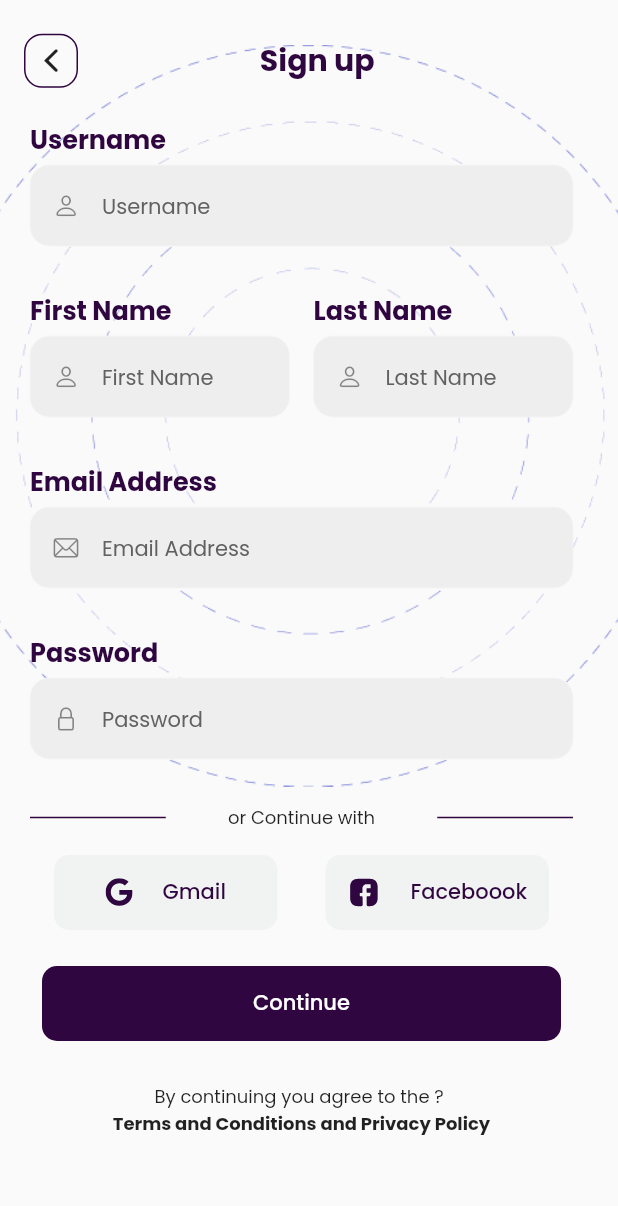
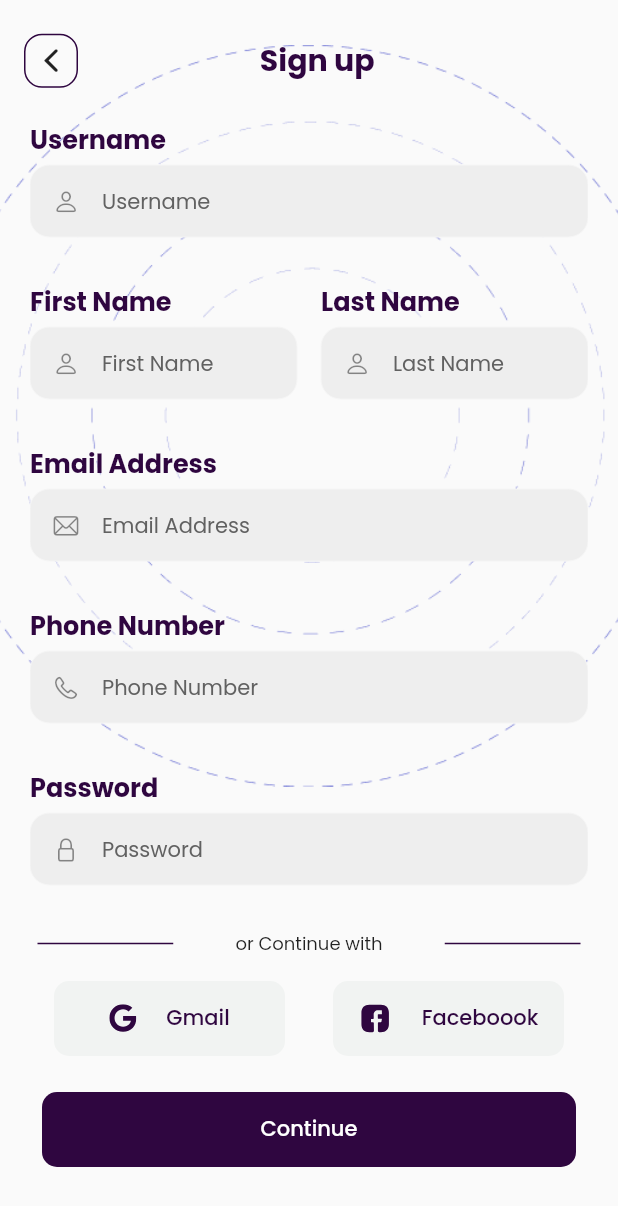
Before and after one commit to nandgreat/COZAKeyLogAppMobileApp, a Flutter app: the screen it shows after launch, after a tap on "Leg's get started", on a phone screen of 412 x 824 dp. Shown: the top 1206 px of the screen. Run offline on Flutter 3.47's test engine with Material 2 defaults, Android fonts, the phone set to English and light mode, and no system bars; our stand-ins replace awesome_bottom_bar, connectivity_plus, expandable_page_view, flutter_secure_storage, flutter_spinkit, flutter_svg and 2 more; project files that could hold a hidden picture were left out.

Commit message:
Signup completed

```diff
--- a/lib/components/custom_text_input.dart
+++ b/lib/components/custom_text_input.dart
@@ -102,10 +102,10 @@ class _CustomTextFieldState extends State<CustomTextField> {
                   fontSize: 14.0,
                   fontWeight: FontWeight.w200),
               contentPadding: EdgeInsets.only(
-                  top: 20,
+                  top: 10,
                   bottom: bottomPaddingToError,
-                  left: 20.0,
-                  right: 20.0),
+                  left: 10.0,
+                  right: 10.0),
               isDense: true,
               errorStyle: const TextStyle(color: Colors.red, fontSize: 12.0),
               errorBorder: OutlineInputBorder(
--- a/lib/data/repositories/auth.dart
+++ b/lib/data/repositories/auth.dart
@@ -1,4 +1,5 @@
 import 'package:coza_app/models/login/LoginRequest.dart';
+import 'package:coza_app/models/signup/SignupRequest.dart';
 import 'package:coza_app/utils/endpoints.dart';
 import 'package:get/get.dart';
 
@@ -11,4 +12,8 @@ class AuthRepository extends GetxService {
     String url = Endpoints.LOGIN;
     return apiClient.postRequest(url: url, data: body.toJson());
   }
+  Future<Response> signup(SignupRequest body) async {
+    String url = Endpoints.REGISTER;
+    return apiClient.postRequest(url: url, data: body.toJson());
+  }
 }
--- /dev/null
+++ b/lib/models/signup/SignupRequest.dart
@@ -0,0 +1,44 @@
+class SignupRequest {
+  SignupRequest({
+      this.firstName,
+      this.lastName,
+      this.username,
+      this.password,
+      this.country,
+      this.email,
+      this.referredBy,
+      this.phone,});
+
+  SignupRequest.fromJson(dynamic json) {
+    firstName = json['firstName'];
+    lastName = json['lastName'];
+    username = json['username'];
+    password = json['password'];
+    country = json['country'];
+    email = json['email'];
+    referredBy = json['referred_by'];
+    phone = json['phone'];
+  }
+  String? firstName;
+  String? lastName;
+  String? username;
+  String? password;
+  String? country;
+  String? email;
+  String? referredBy;
+  int? phone;
+
+  Map<String, dynamic> toJson() {
+    final map = <String, dynamic>{};
+    map['firstName'] = firstName;
+    map['lastName'] = lastName;
+    map['username'] = username;
+    map['password'] = password;
+    map['country'] = country;
+    map['email'] = email;
+    map['referred_by'] = referredBy;
+    map['phone'] = phone;
+    return map;
+  }
+
+}
--- /dev/null
+++ b/lib/models/signup/SignupResponse.dart
@@ -0,0 +1,20 @@
+class SignupResponse {
+  SignupResponse({
+      this.status,
+      this.message,});
+
+  SignupResponse.fromJson(dynamic json) {
+    status = json['status'];
+    message = json['message'];
+  }
+  String? status;
+  String? message;
+
+  Map<String, dynamic> toJson() {
+    final map = <String, dynamic>{};
+    map['status'] = status;
+    map['message'] = message;
+    return map;
+  }
+
+}
--- a/lib/modules/home/home_bindings.dart
+++ b/lib/modules/home/home_bindings.dart
@@ -1,5 +1,5 @@
 
-import 'package:coza_app/modules/login/controller/login_controller.dart';
+import 'package:coza_app/modules/login/login_controller.dart';
 import 'package:get/get.dart';
 
 import 'home_controller.dart';
--- a/lib/modules/landing/landing_screen.dart
+++ b/lib/modules/landing/landing_screen.dart
@@ -18,10 +18,8 @@ class LandingScreen extends StatefulWidget {
 }
 
 class _LandingScreenState extends State<LandingScreen> {
-
   @override
   void initState() {
-
     getUserInfo();
 
     super.initState();
@@ -33,7 +31,7 @@ class _LandingScreenState extends State<LandingScreen> {
 
     logItem(user);
 
-    if(user != null){
+    if (user != null) {
       Get.to(HomeScreen());
     }
   }
@@ -91,7 +89,7 @@ class _LandingScreenState extends State<LandingScreen> {
                         ),
                         TextButton(
                             onPressed: () {
-                              Get.to(const SignupScreen());
+                              Get.to(SignupScreen());
                             },
                             child: Container(
                               width: 200,
--- a/lib/modules/login/login_bindings.dart
+++ b/lib/modules/login/login_bindings.dart
@@ -1,5 +1,5 @@
 
-import 'package:coza_app/modules/login/controller/login_controller.dart';
+import 'package:coza_app/modules/login/login_controller.dart';
 import 'package:get/get.dart';
 
 class LoginBinding extends Bindings {
--- a/lib/modules/login/controller/login_controller.dart
+++ b/lib/modules/login/login_controller.dart
@@ -10,7 +10,7 @@ import 'package:flutter/cupertino.dart';
 import 'package:flutter/material.dart';
 import 'package:get/get.dart';
 
-import '../../home/home_screen.dart';
+import '../home/home_screen.dart';
 
 class LoginController extends GetxController {
   final AuthRepository _authRepository = AuthRepository();
--- /dev/null
+++ b/lib/modules/signup/signup_bindings.dart
@@ -0,0 +1,10 @@
+
+import 'package:coza_app/modules/signup/signup_controller.dart';
+import 'package:get/get.dart';
+
+class SignupBinding extends Bindings {
+  @override
+  void dependencies() {
+    Get.lazyPut(() => SignupController());
+  }
+}
--- /dev/null
+++ b/lib/modules/signup/signup_controller.dart
@@ -0,0 +1,89 @@
+import 'dart:convert';
+
+import 'package:coza_app/controllers/connection_manager_controller.dart';
+import 'package:coza_app/data/repositories/auth.dart';
+import 'package:coza_app/models/login/LoginRequest.dart';
+import 'package:coza_app/models/login/LoginResponse.dart';
+import 'package:coza_app/utils/helpers.dart';
+import 'package:coza_app/utils/local_storage_helper.dart';
+import 'package:flutter/cupertino.dart';
+import 'package:flutter/material.dart';
+import 'package:get/get.dart';
+
+import '../../models/signup/SignupRequest.dart';
+import '../../models/signup/SignupResponse.dart';
+import '../home/home_screen.dart';
+import '../verify_otp/verify_otp.dart';
+
+class SignupController extends GetxController {
+  final AuthRepository _authRepository = AuthRepository();
+  var isLoading = false.obs;
+
+  var firstNameController = TextEditingController();
+  var lastNameController = TextEditingController();
+  var usernameController = TextEditingController();
+  var emailController = TextEditingController();
+  var phoneController = TextEditingController();
+  var passwordController = TextEditingController();
+
+  ConnectionManagerController connectionManagerController =
+      Get.put(ConnectionManagerController());
+
+  Future<void> signup() async {
+    RxInt idFromFirstController = connectionManagerController.connectionType;
+
+    if (idFromFirstController.value == 0) {
+      showNoInternetSnackBar();
+      return;
+    }
+
+    isLoading.value = true;
+
+    SignupRequest signupRequest = SignupRequest(
+        firstName: firstNameController.text.toString(),
+        lastName: lastNameController.text.toString(),
+        username: usernameController.text.toString(),
+        phone: int.parse(phoneController.text.toString()),
+        email: emailController.text.toString(),
+        country: "Nigeria",
+        password: passwordController.text.toString());
+
+    try {
+      Response response = await _authRepository.signup(signupRequest);
+
+      // ignore: unrelated_type_equality_checks
+      if (response.isOk) {
+        var message = SignupResponse.fromJson(response.body).message;
+
+        firstNameController.clear();
+        lastNameController.clear();
+        usernameController.clear();
+        emailController.clear();
+        phoneController.clear();
+        passwordController.clear();
+
+        isLoading.value = false;
+
+        showSnackBar(
+            title: "Register Success", message: message, type: 'success');
+
+        Get.to(const VerifyOtpScreen());
+
+      } else {
+        isLoading.value = false;
+        var message = SignupResponse.fromJson(response.body).message.toString();
+
+        showSnackBar(title: "Error", message: message, type: 'error');
+      }
+    } catch (e) {
+      isLoading.value = false;
+
+      logItem(e);
+
+      showSnackBar(
+          title: "Error", message: "Unexpected Error occurred", type: 'error');
+    }
+  }
+
+  void validateInput() {}
+}
--- a/lib/modules/signup/signup_screen.dart
+++ b/lib/modules/signup/signup_screen.dart
@@ -2,55 +2,78 @@ import 'package:coza_app/components/alternate_login.dart';
 import 'package:coza_app/components/base_screen.dart';
 import 'package:coza_app/components/custom_button.dart';
 import 'package:coza_app/modules/login/login_screen.dart';
+import 'package:coza_app/modules/signup/signup_controller.dart';
 import 'package:flutter/cupertino.dart';
 import 'package:flutter/material.dart';
 import 'package:get/get.dart';
 import '../../utils/helpers.dart';
-import 'package:get/get_core/src/get_main.dart';
 
 import '../../components/custom_text_input.dart';
 
-class SignupScreen extends StatelessWidget {
-  const SignupScreen({Key? key}) : super(key: key);
+class SignupScreen extends StatefulWidget {
+  SignupScreen({Key? key}) : super(key: key);
+
+  @override
+  State<SignupScreen> createState() => _SignupScreenState();
+}
+
+class _SignupScreenState extends State<SignupScreen> {
+  final _signupFormKey = GlobalKey<FormState>();
+
+  final SignupController _signupController = Get.put(SignupController());
+
+  handleSignup() {
+    hideKeyboard(context);
+    if (_signupFormKey.currentState!.validate()) {
+      _signupController.signup();
+    }
+  }
 
   @override
   Widget build(BuildContext context) {
     return Scaffold(
+      resizeToAvoidBottomInset: false,
       body: SafeArea(
         child: BaseScreen(
           title: "Sign up",
+          child: Form(
+            key: _signupFormKey,
+            autovalidateMode: AutovalidateMode.onUserInteraction,
             child: SingleChildScrollView(
-            child: SizedBox(
-              width: deviceWidth(context) - 50,
+              child: Container(
+                height: deviceHeight(context),
                 child: Column(
-                mainAxisAlignment: MainAxisAlignment.center,
+                  mainAxisAlignment: MainAxisAlignment.start,
                   children: [
-                  const CustomTextField(
+                    CustomTextField(
                       hintText: 'Username',
                       label: "Username",
-                    prefixIcon: Icon(CupertinoIcons.person),
+                      controller: _signupController.usernameController,
+                      prefixIcon: const Icon(CupertinoIcons.person),
                     ),
                     const SizedBox(
                       height: 30.0,
                     ),
                     Row(
-                    children: const [
+                      children: [
                         Expanded(
                             child: Padding(
-                            padding: EdgeInsets.only(right: 8.0),
+                          padding: const EdgeInsets.only(right: 8.0),
                           child: CustomTextField(
                             hintText: 'First Name',
                             label: "First Name",
-                              prefixIcon: Icon(CupertinoIcons.person),
+                            controller: _signupController.firstNameController,
+                            prefixIcon: const Icon(CupertinoIcons.person),
                           ),
                         )),
                         Expanded(
                             child: Padding(
-                            padding: EdgeInsets.only(left: 8.0),
+                          padding: const EdgeInsets.only(left: 8.0),
                           child: CustomTextField(
                             hintText: 'Last Name',
                             label: "Last Name",
-                              prefixIcon: Icon(CupertinoIcons.person),
+                            controller: _signupController.lastNameController,
+                            prefixIcon: const Icon(CupertinoIcons.person),
                           ),
                         ))
                       ],
@@ -58,27 +81,40 @@ class SignupScreen extends StatelessWidget {
                     const SizedBox(
                       height: 30.0,
                     ),
-                  const CustomTextField(
+                    CustomTextField(
                       hintText: 'Email Address',
                       label: "Email Address",
-                    prefixIcon: Icon(CupertinoIcons.mail),
+                      controller: _signupController.emailController,
+                      prefixIcon: const Icon(CupertinoIcons.mail),
                     ),
                     const SizedBox(
                       height: 30.0,
                     ),
-                  const CustomTextField(
+                    CustomTextField(
+                      hintText: 'Phone Number',
+                      label: "Phone Number",
+                      textInputType: TextInputType.phone,
+                      controller: _signupController.phoneController,
+                      prefixIcon: const Icon(CupertinoIcons.phone),
+                    ),
+                    const SizedBox(
+                      height: 30.0,
+                    ),
+                    CustomTextField(
                       hintText: 'Password',
                       label: "Password",
+                      controller: _signupController.passwordController,
                       obscureText: true,
-                    prefixIcon: Icon(CupertinoIcons.lock),
+                      prefixIcon: const Icon(CupertinoIcons.lock),
                     ),
                     const SizedBox(
                       height: 30.0,
                     ),
                     const ContinueWith(),
-                  CustomButton(
+                    Obx(() => CustomButton(
                         label: "Continue",
-                      onPressed: () => Get.to(const LoginScreen())),
+                        isLoading: _signupController.isLoading.value,
+                        onPressed: handleSignup)),
                     const SizedBox(
                       height: 20.0,
                     ),
@@ -100,6 +136,7 @@ class SignupScreen extends StatelessWidget {
             ),
           ),
         ),
+      ),
     );
   }
 }
--- a/lib/routes/app_pages.dart
+++ b/lib/routes/app_pages.dart
@@ -1,10 +1,12 @@
 import 'package:coza_app/modules/home/home_screen.dart';
 import 'package:coza_app/modules/login/login_screen.dart';
+import 'package:coza_app/modules/signup/signup_screen.dart';
 import 'package:get/get.dart';
 
 import '../controllers/controller_binding.dart';
 import '../modules/home/home_bindings.dart';
 import '../modules/login/login_bindings.dart';
+import '../modules/signup/signup_bindings.dart';
 import 'app_routes.dart';
 
 class AppPages {
@@ -19,5 +21,10 @@ class AppPages {
       page: () => HomeScreen(),
       binding: HomeBinding(),
     ),
+    GetPage(
+      name: AppRoutes.signup,
+      page: () => SignupScreen(),
+      binding: SignupBinding(),
+    ),
   ];
 }
--- a/lib/routes/app_routes.dart
+++ b/lib/routes/app_routes.dart
@@ -1,4 +1,5 @@
 class AppRoutes {
+  static const home = '/home';
   static const login = '/login';
-  static const home = '/home';
+  static const signup = '/signup';
 }
```
Also changed, not shown: lib/modules/login/login_screen.dart (+9 -2 lines). Lines whose indentation alone changed are shown as unchanged.
